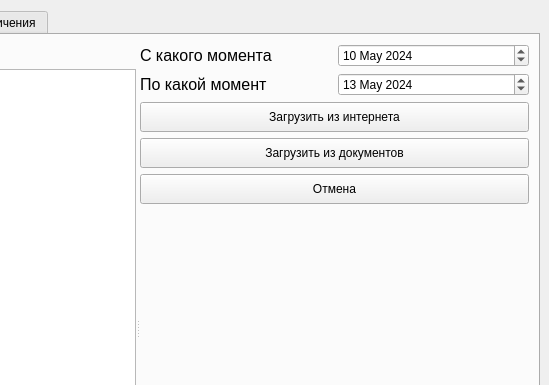
Qt form src/gui/res/main_window.ui (Hryapusek/news-parser-python) before a commit; both pictures show x 312 to 861 and y 0 to 385 of the 861 by 653 pixel window.
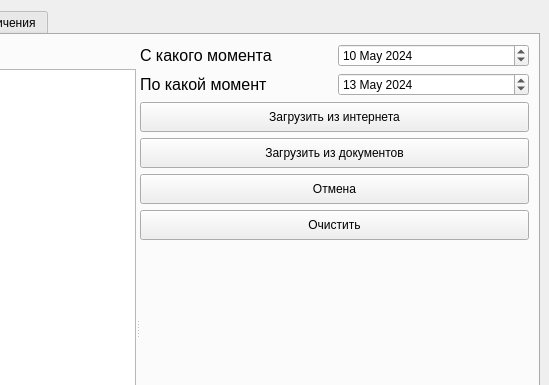
The same form after that commit.

Commit message: constraints added, clear button added, graph points added

The edit to the form file:
```diff
--- a/src/gui/res/main_window.ui
+++ b/src/gui/res/main_window.ui
@@ -231,6 +231,19 @@
                 </property>
                </widget>
               </item>
+              <item>
+               <widget class="QPushButton" name="clear_btn">
+                <property name="minimumSize">
+                 <size>
+                  <width>0</width>
+                  <height>30</height>
+                 </size>
+                </property>
+                <property name="text">
+                 <string>Очистить</string>
+                </property>
+               </widget>
+              </item>
              </layout>
             </item>
             <item>
```
Left out of the diff: 2 changed lines with no effect on the pictures. The commit also changes 3 other files.
